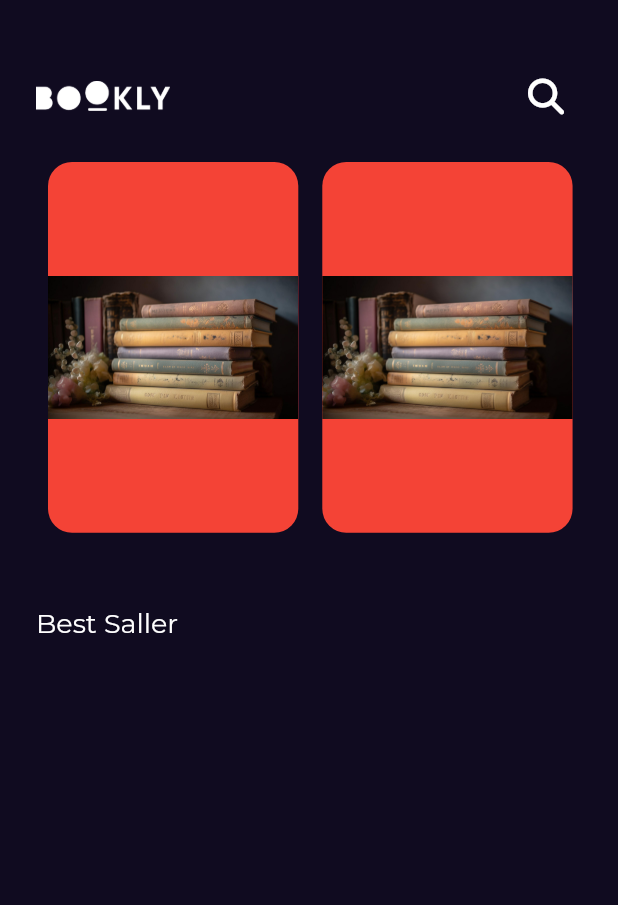
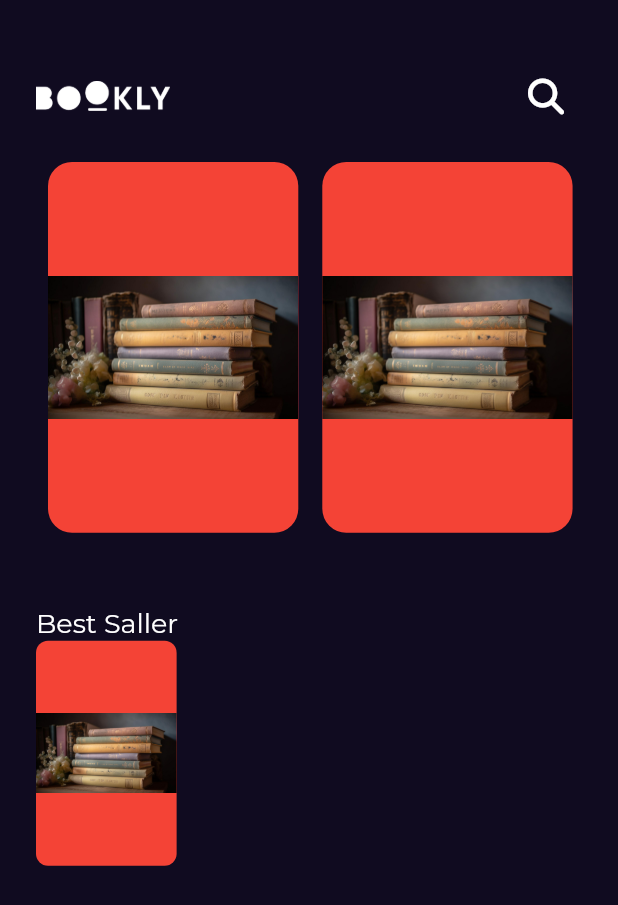
Before and after one commit to AhmedAlbay/bookly_app, a Flutter app: the screen it shows after launch, on a phone screen of 412 x 824 dp. Shown: the top 905 px of the screen. Run offline on Flutter 3.47's test engine with Material 2 defaults, Android fonts, the phone set to English and light mode, and no system bars; our stand-ins replace font_awesome_flutter, get, google_fonts.

Commit message:
best saller list item part one

```diff
--- /dev/null
+++ b/lib/Features/home/presentation/views/widgets/best_seller_list_view_item.dart
@@ -0,0 +1,27 @@
+import 'package:bookly_app/core/utils/assets.dart';
+import 'package:flutter/material.dart';
+
+class BestSallerListViewItem extends StatelessWidget {
+  const BestSallerListViewItem({super.key});
+
+  @override
+  Widget build(BuildContext context) {
+    return SizedBox(
+      height: 150,
+      child: Row(
+        children: [
+          AspectRatio(
+            aspectRatio: 2.5 / 4,
+            child: Container(
+              decoration: BoxDecoration(
+                  color: Colors.red,
+                  borderRadius: BorderRadius.circular(8),
+                  image: const DecorationImage(
+                      image: AssetImage(AssetsData.testimage))),
+            ),
+          ),
+        ],
+      ),
+    );
+  }
+}
--- a/lib/Features/home/presentation/views/widgets/feature_books_list_view.dart
+++ b/lib/Features/home/presentation/views/widgets/feature_books_list_view.dart
@@ -1,4 +1,4 @@
-import 'package:bookly_app/Features/home/presentation/views/widgets/custom_list_view.dart';
+import 'package:bookly_app/Features/home/presentation/views/widgets/feature_list_view.dart';
 import 'package:flutter/material.dart';
 
 class FeatureBooksListView extends StatelessWidget {
--- a/lib/Features/home/presentation/views/widgets/home_view_body.dart
+++ b/lib/Features/home/presentation/views/widgets/home_view_body.dart
@@ -1,3 +1,4 @@
+import 'package:bookly_app/Features/home/presentation/views/widgets/best_seller_list_view_item.dart';
 import 'package:bookly_app/Features/home/presentation/views/widgets/custom_appbar.dart';
 
 import 'package:bookly_app/Features/home/presentation/views/widgets/feature_books_list_view.dart';
@@ -23,6 +24,7 @@ class HomeViewBody extends StatelessWidget {
             'Best Saller',
             style: Styless.tilteMedium,
           ),
+          BestSallerListViewItem(),
         ],
       ),
     );
```
Also changed, not shown: lib/Features/home/presentation/views/widgets/feature_list_view.dart (renamed from lib/Features/home/presentation/views/widgets/custom_list_view.dart).
